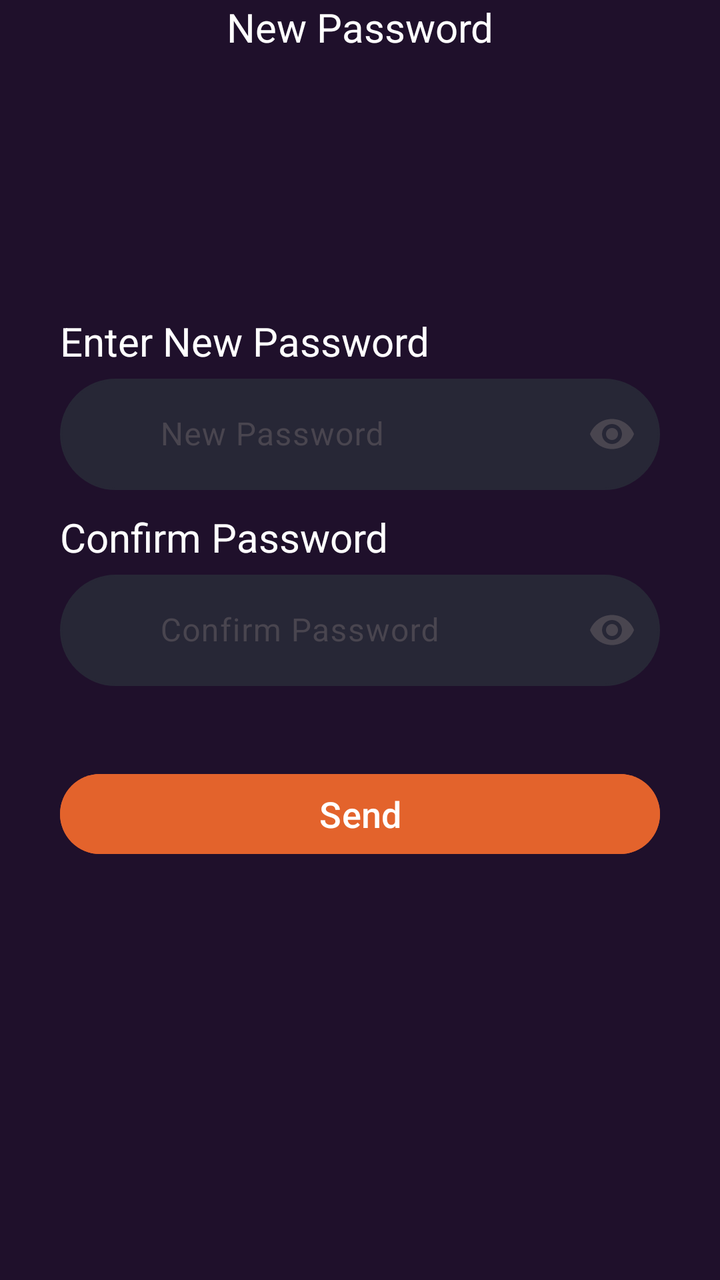
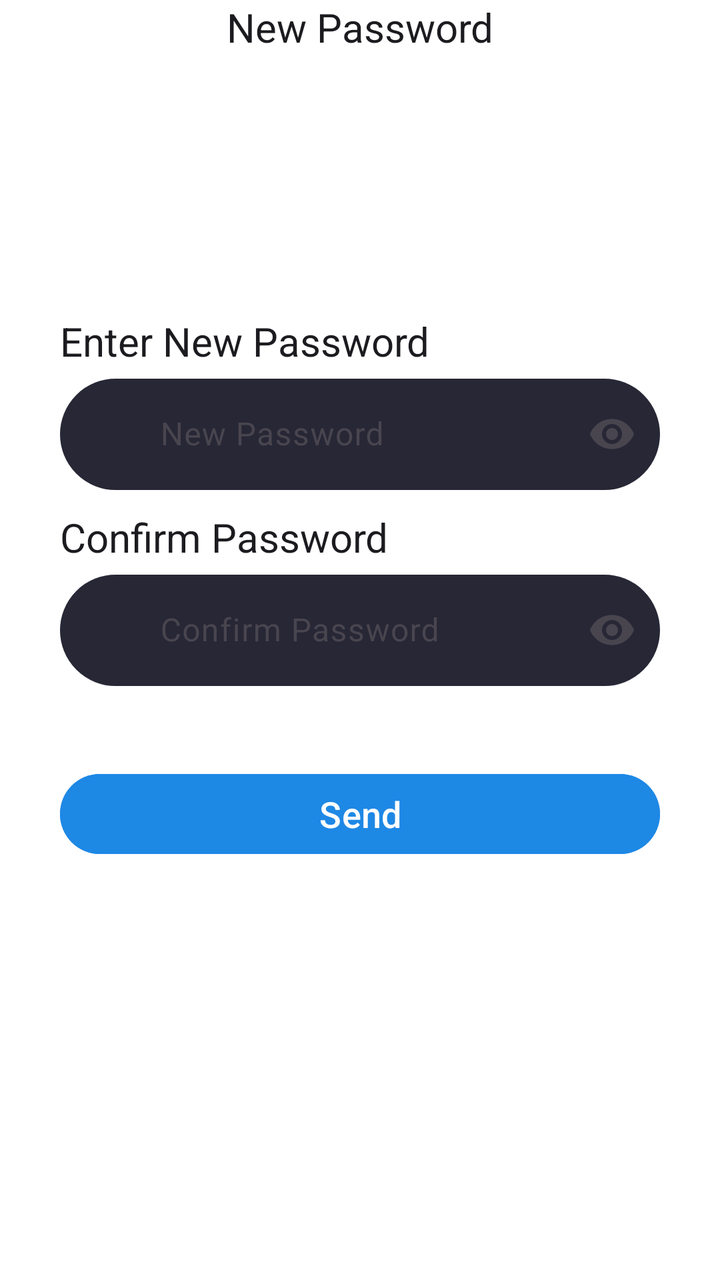

Two renders of the same Android screen: before a commit and after it. Below are the layout's source before the change and the commit's diff.
<!-- AndroidManifest.xml: application theme Theme.AppXemPhim -->
<!-- res/layout/activity_reset_password.xml -->
<?xml version="1.0" encoding="utf-8"?>
<LinearLayout xmlns:android="http://schemas.android.com/apk/res/android"
    xmlns:app="http://schemas.android.com/apk/res-auto"
    xmlns:tools="http://schemas.android.com/tools"
    android:id="@+id/main"
    android:layout_width="match_parent"
    android:layout_height="match_parent"
    android:orientation="vertical"
    tools:context=".LoginRegister.ResetPassword">

    <LinearLayout
        android:layout_width="match_parent"
        android:layout_height="match_parent"
        android:background="@color/main_color"
        android:orientation="vertical">

        <TextView
            android:id="@+id/textNewPassword"
            android:layout_width="match_parent"
            android:layout_height="wrap_content"
            android:textSize="20dp"
            android:textColor="@color/white"
            android:gravity="center"
            android:text="New Password" />

        <LinearLayout
            android:layout_width="match_parent"
            android:layout_height="match_parent"
            android:layout_marginTop="100dp"
            android:padding="30dp"
            android:orientation="vertical">
            <TextView
                android:id="@+id/textEnterNewPassWord"
                android:layout_width="match_parent"
                android:layout_height="wrap_content"
                android:textColor="@color/white"
                android:textSize="20dp"
                android:text="Enter New Password" />

            <com.google.android.material.textfield.TextInputLayout
                android:layout_width="match_parent"
                android:layout_height="wrap_content"
                app:endIconMode="password_toggle"
                android:hint="New Password">
                <com.google.android.material.textfield.TextInputEditText
                android:id="@+id/editTextNewPassword"
                android:layout_width="match_parent"
                android:layout_height="wrap_content"
                android:layout_marginBottom="10dp"
                android:paddingStart="50dp"
                android:background="@drawable/rounded_edittext"
                android:inputType="textPassword" />
        </com.google.android.material.textfield.TextInputLayout>
            <TextView
                android:id="@+id/textConfirm"
                android:layout_width="match_parent"
                android:layout_height="wrap_content"
                android:textColor="@color/white"
                android:textSize="20dp"
                android:text="Confirm Password" />

            <com.google.android.material.textfield.TextInputLayout
                android:layout_width="match_parent"
                android:layout_height="wrap_content"
                app:endIconMode="password_toggle"
                android:hint="Confirm Password">
                <com.google.android.material.textfield.TextInputEditText
                    android:id="@+id/editTextConfirmNewPassword"
                    android:layout_width="match_parent"
                    android:layout_height="wrap_content"
                    android:layout_marginBottom="10dp"
                    android:paddingStart="50dp"
                    android:background="@drawable/rounded_edittext"
                    android:inputType="textPassword" />
            </com.google.android.material.textfield.TextInputLayout>

            <Button
                android:id="@+id/buttonResetPassword"
                android:layout_width="match_parent"
                android:layout_height="wrap_content"
                android:layout_marginTop="30dp"
                android:textSize="18dp"
                android:backgroundTint="@color/btn1"
                android:text="Send" />

        </LinearLayout>
    </LinearLayout>
</LinearLayout>
<!-- resources referenced by this layout -->
<resources>
  <color name="btn1">#E3632C</color>
  <color name="main_color">#1F102B</color>
  <color name="white">#FFFFFFFF</color>
  <!-- drawable rounded_edittext (drawable) -->
  <?xml version="1.0" encoding="utf-8"?>
  
  <shape xmlns:android="http://schemas.android.com/apk/res/android">
  
  <solid android:color="#272736" />
  
  
  <stroke
      android:width="1dp"
      android:color="#272736" />
  
  
  <corners android:radius="32dp" />
  
  
  <padding
      android:left="10dp"
      android:top="10dp"
      android:right="10dp"
      android:bottom="10dp" />
  </shape>
  <style name="Theme.AppXemPhim" parent="Base.Theme.AppXemPhim" />
  <style name="Base.Theme.AppXemPhim" parent="Theme.Material3.DayNight.NoActionBar">
          
          
      </style>
</resources>

<!-- the commit's change to res/layout/activity_reset_password.xml (unified diff, before → after) -->
@@ -11,7 +11,7 @@
     <LinearLayout
         android:layout_width="match_parent"
         android:layout_height="match_parent"
-        android:background="@color/main_color"
+        android:background="@color/colorBackground"
         android:orientation="vertical">
 
         <TextView
@@ -19,7 +19,7 @@
             android:layout_width="match_parent"
             android:layout_height="wrap_content"
             android:textSize="20dp"
-            android:textColor="@color/white"
+            android:textColor="@color/onBackground"
             android:gravity="center"
             android:text="New Password" />
 
@@ -33,7 +33,7 @@
                 android:id="@+id/textEnterNewPassWord"
                 android:layout_width="match_parent"
                 android:layout_height="wrap_content"
-                android:textColor="@color/white"
+                android:textColor="@color/onBackground"
                 android:textSize="20dp"
                 android:text="Enter New Password" />
 
@@ -55,7 +55,7 @@
                 android:id="@+id/textConfirm"
                 android:layout_width="match_parent"
                 android:layout_height="wrap_content"
-                android:textColor="@color/white"
+                android:textColor="@color/onBackground"
                 android:textSize="20dp"
                 android:text="Confirm Password" />
 
@@ -80,7 +80,7 @@
                 android:layout_height="wrap_content"
                 android:layout_marginTop="30dp"
                 android:textSize="18dp"
-                android:backgroundTint="@color/btn1"
+                android:backgroundTint="@color/colorButtonPrimary"
                 android:text="Send" />
 
         </LinearLayout>
<!-- resource entries referenced after the edit -->
@@ -1,8 +1,8 @@
 <!-- resources referenced by this layout -->
 <resources>
-  <color name="btn1">#E3632C</color>
-  <color name="main_color">#1F102B</color>
-  <color name="white">#FFFFFFFF</color>
+  <color name="colorBackground">#FFFFFF</color>
+  <color name="colorButtonPrimary">#1E88E5</color>
+  <color name="onBackground">#1C1B1F</color>
   <!-- drawable rounded_edittext (drawable) -->
   <?xml version="1.0" encoding="utf-8"?>
   
